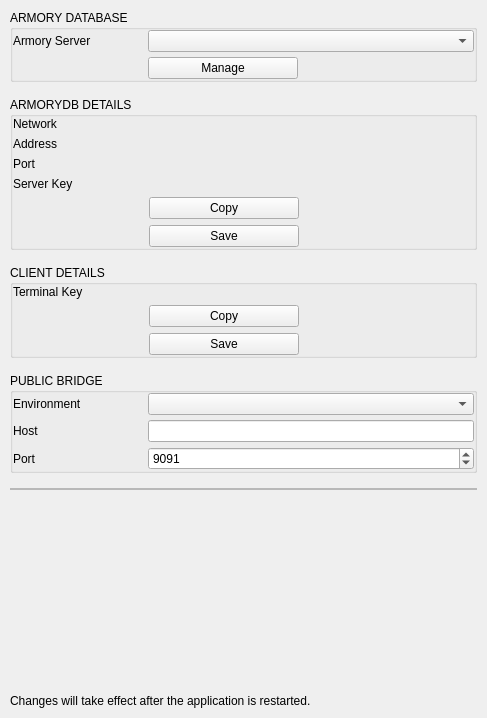
First picture: the form in BlockSettleUILib/Settings/NetworkSettingsPage.ui, repository BlockSettle/terminal, before the edit.
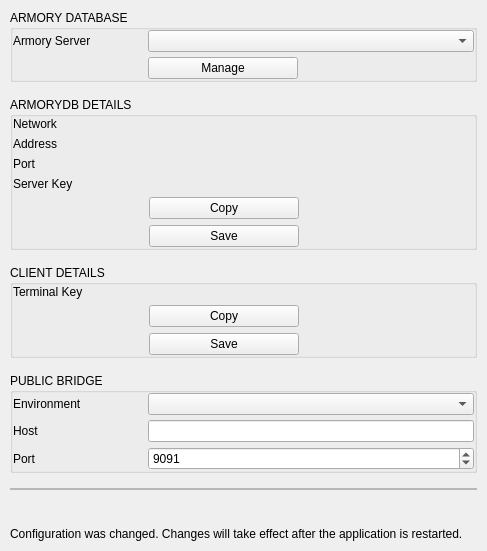
Second picture: the form after the edit.

Commit message: - ArmoryServersProvider fixes - eid auth dialog fix

The edit to the form file:
```diff
--- a/BlockSettleUILib/Settings/NetworkSettingsPage.ui
+++ b/BlockSettleUILib/Settings/NetworkSettingsPage.ui
@@ -7,7 +7,7 @@
     <x>0</x>
     <y>0</y>
     <width>487</width>
-    <height>718</height>
+    <height>551</height>
    </rect>
   </property>
   <property name="windowTitle">
@@ -954,13 +954,16 @@
    <item>
     <widget class="QLabel" name="label">
      <property name="sizePolicy">
-      <sizepolicy hsizetype="Preferred" vsizetype="Fixed">
+      <sizepolicy hsizetype="Preferred" vsizetype="Preferred">
        <horstretch>0</horstretch>
        <verstretch>0</verstretch>
       </sizepolicy>
      </property>
      <property name="text">
-      <string>Changes will take effect after the application is restarted. </string>
+      <string>Configuration was changed. Changes will take effect after the application is restarted. </string>
+     </property>
+     <property name="wordWrap">
+      <bool>true</bool>
      </property>
      <property name="statusWarningLabel" stdset="0">
       <bool>true</bool>
```
Left out of the diff: 4 changed lines with no effect on the pictures. The commit also changes 6 other files.
